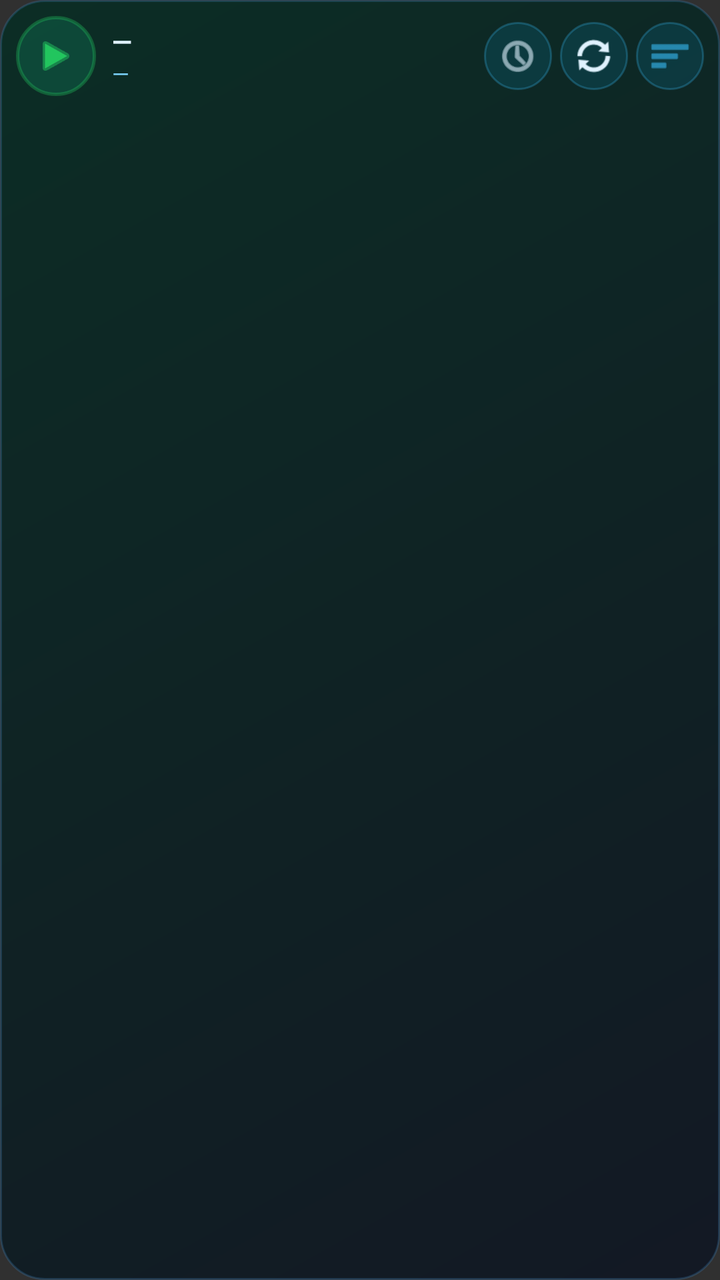
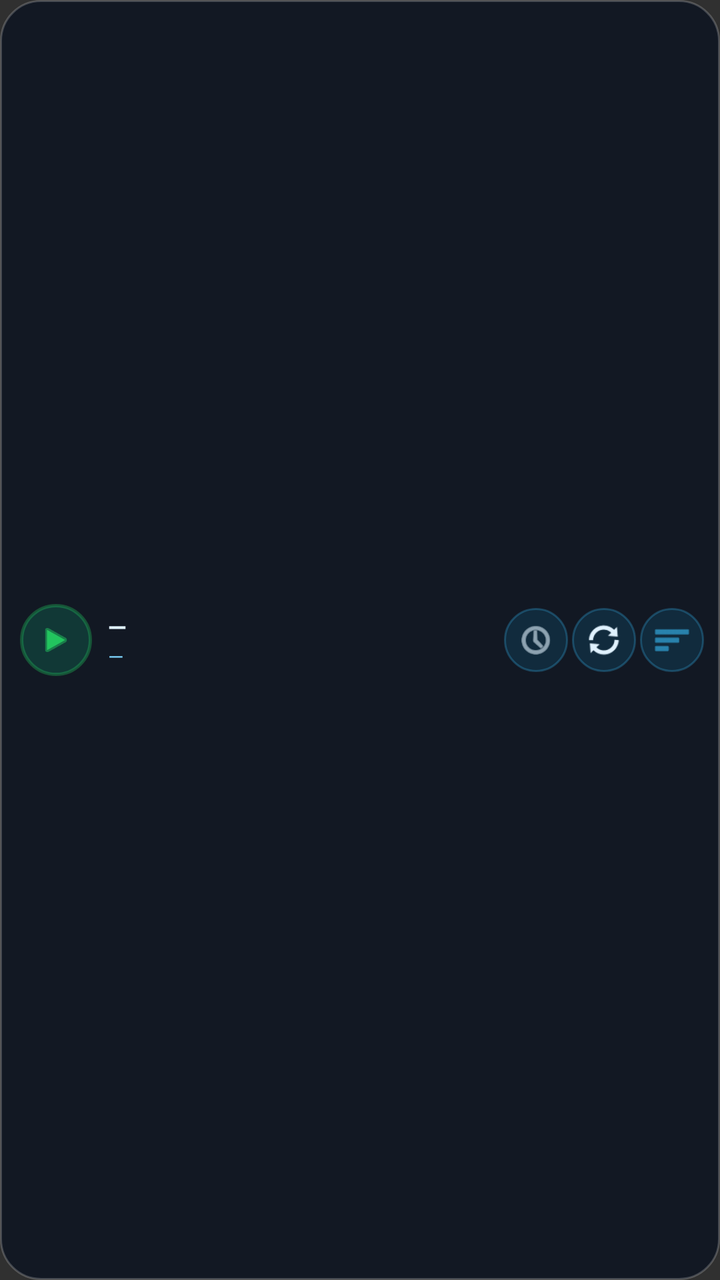

An Android layout rendered at two revisions. The XML below is the earlier revision; the diff shows what the commit changed to produce the second picture.
<!-- AndroidManifest.xml: application theme Theme.VpEgs -->
<!-- res/layout/widget_vpegs.xml -->
<?xml version="1.0" encoding="utf-8"?>
<LinearLayout xmlns:android="http://schemas.android.com/apk/res/android"
    android:id="@+id/widget_root"
    android:layout_width="match_parent"
    android:layout_height="match_parent"
    android:orientation="vertical"
    android:padding="8dp"
    android:background="@drawable/widget_bg">

    <LinearLayout
        android:layout_width="match_parent"
        android:layout_height="wrap_content"
        android:orientation="horizontal"
        android:gravity="center_vertical">

        <FrameLayout
            android:id="@+id/btn_toggle"
            android:clickable="true"
            android:focusable="true"
            android:layout_width="40dp"
            android:layout_height="40dp"
            android:background="@drawable/widget_btn_circle">
            <ImageView
                android:id="@+id/icon_power"
                android:layout_width="22dp"
                android:layout_height="22dp"
                android:layout_gravity="center"
                android:src="@android:drawable/ic_media_play"
                android:tint="#22C55E" />
        </FrameLayout>

        <LinearLayout
            android:layout_width="0dp"
            android:layout_height="wrap_content"
            android:layout_weight="1"
            android:orientation="vertical"
            android:paddingStart="8dp"
            android:paddingEnd="4dp">
            <TextView
                android:id="@+id/txt_country"
                android:layout_width="match_parent"
                android:layout_height="wrap_content"
                android:text="—"
                android:textColor="#E0F2FE"
                android:textSize="13sp"
                android:textStyle="bold"
                android:maxLines="1"
                android:ellipsize="end" />
            <TextView
                android:id="@+id/txt_ping"
                android:layout_width="match_parent"
                android:layout_height="wrap_content"
                android:text="—"
                android:textColor="#7DD3FC"
                android:textSize="11sp"
                android:maxLines="1" />
        </LinearLayout>

        <ImageView
            android:id="@+id/btn_ping"
            android:clickable="true"
            android:focusable="true"
            android:layout_width="34dp"
            android:layout_height="34dp"
            android:padding="6dp"
            android:src="@android:drawable/ic_menu_recent_history"
            android:background="@drawable/widget_btn_small"
            android:tint="#E0F2FE" />
        <ImageView
            android:id="@+id/btn_refresh"
            android:clickable="true"
            android:focusable="true"
            android:layout_width="34dp"
            android:layout_height="34dp"
            android:layout_marginStart="4dp"
            android:padding="6dp"
            android:src="@android:drawable/ic_popup_sync"
            android:background="@drawable/widget_btn_small"
            android:tint="#E0F2FE" />
        <ImageView
            android:id="@+id/btn_best"
            android:clickable="true"
            android:focusable="true"
            android:layout_width="34dp"
            android:layout_height="34dp"
            android:layout_marginStart="4dp"
            android:padding="6dp"
            android:src="@android:drawable/ic_menu_sort_by_size"
            android:background="@drawable/widget_btn_small"
            android:tint="#38BDF8" />
    </LinearLayout>
</LinearLayout>
<!-- resources referenced by this layout -->
<resources>
  <!-- drawable widget_bg (drawable) -->
  <?xml version="1.0" encoding="utf-8"?>
  <shape xmlns:android="http://schemas.android.com/apk/res/android"
      android:shape="rectangle">
      <gradient
          android:startColor="#CC0B1220"
          android:endColor="#CC022C22"
          android:angle="135" />
      <corners android:radius="22dp" />
      <stroke
          android:width="1dp"
          android:color="#3340A0F0" />
  </shape>
  <!-- drawable widget_btn_circle (drawable) -->
  <?xml version="1.0" encoding="utf-8"?>
  <shape xmlns:android="http://schemas.android.com/apk/res/android"
      android:shape="oval">
      <solid android:color="#3310B981" />
      <stroke android:width="1.5dp" android:color="#5522C55E" />
  </shape>
  <!-- drawable widget_btn_small (drawable) -->
  <?xml version="1.0" encoding="utf-8"?>
  <shape xmlns:android="http://schemas.android.com/apk/res/android"
      android:shape="oval">
      <solid android:color="#220EA5E9" />
      <stroke android:width="1dp" android:color="#4438BDF8" />
  </shape>
  <style name="Theme.VpEgs" parent="android:Theme.Material.NoActionBar">
          <item name="android:statusBarColor">@android:color/transparent</item>
          <item name="android:navigationBarColor">@android:color/transparent</item>
          <item name="android:windowLightStatusBar">false</item>
      </style>
</resources>

<!-- the commit's change to res/layout/widget_vpegs.xml (unified diff, before → after) -->
@@ -2,91 +2,89 @@
 <LinearLayout xmlns:android="http://schemas.android.com/apk/res/android"
     android:id="@+id/widget_root"
     android:layout_width="match_parent"
-    android:layout_height="match_parent"
-    android:orientation="vertical"
-    android:padding="8dp"
-    android:background="@drawable/widget_bg">
+    android:layout_height="wrap_content"
+    android:orientation="horizontal"
+    android:gravity="center_vertical"
+    android:paddingStart="10dp"
+    android:paddingEnd="8dp"
+    android:paddingTop="8dp"
+    android:paddingBottom="8dp"
+    android:background="@drawable/widget_bg"
+    android:minHeight="48dp">
+
+    <FrameLayout
+        android:id="@+id/btn_toggle"
+        android:clickable="true"
+        android:focusable="true"
+        android:layout_width="36dp"
+        android:layout_height="36dp"
+        android:background="@drawable/widget_btn_circle">
+        <ImageView
+            android:id="@+id/icon_power"
+            android:layout_width="18dp"
+            android:layout_height="18dp"
+            android:layout_gravity="center"
+            android:src="@android:drawable/ic_media_play"
+            android:tint="#22C55E" />
+    </FrameLayout>
 
     <LinearLayout
-        android:layout_width="match_parent"
+        android:layout_width="0dp"
         android:layout_height="wrap_content"
-        android:orientation="horizontal"
-        android:gravity="center_vertical">
+        android:layout_weight="1"
+        android:orientation="vertical"
+        android:paddingStart="8dp"
+        android:paddingEnd="4dp">
+        <TextView
+            android:id="@+id/txt_country"
+            android:layout_width="match_parent"
+            android:layout_height="wrap_content"
+            android:text="—"
+            android:textColor="#E0F2FE"
+            android:textSize="12sp"
+            android:textStyle="bold"
+            android:maxLines="1"
+            android:ellipsize="end" />
+        <TextView
+            android:id="@+id/txt_ping"
+            android:layout_width="match_parent"
+            android:layout_height="wrap_content"
+            android:text="—"
+            android:textColor="#7DD3FC"
+            android:textSize="10sp"
+            android:maxLines="1" />
+    </LinearLayout>
 
-        <FrameLayout
-            android:id="@+id/btn_toggle"
-            android:clickable="true"
-            android:focusable="true"
-            android:layout_width="40dp"
-            android:layout_height="40dp"
-            android:background="@drawable/widget_btn_circle">
-            <ImageView
-                android:id="@+id/icon_power"
-                android:layout_width="22dp"
-                android:layout_height="22dp"
-                android:layout_gravity="center"
-                android:src="@android:drawable/ic_media_play"
-                android:tint="#22C55E" />
-        </FrameLayout>
-
-        <LinearLayout
-            android:layout_width="0dp"
-            android:layout_height="wrap_content"
-            android:layout_weight="1"
-            android:orientation="vertical"
-            android:paddingStart="8dp"
-            android:paddingEnd="4dp">
-            <TextView
-                android:id="@+id/txt_country"
-                android:layout_width="match_parent"
-                android:layout_height="wrap_content"
-                android:text="—"
-                android:textColor="#E0F2FE"
-                android:textSize="13sp"
-                android:textStyle="bold"
-                android:maxLines="1"
-                android:ellipsize="end" />
-            <TextView
-                android:id="@+id/txt_ping"
-                android:layout_width="match_parent"
-                android:layout_height="wrap_content"
-                android:text="—"
-                android:textColor="#7DD3FC"
-                android:textSize="11sp"
-                android:maxLines="1" />
-        </LinearLayout>
-
-        <ImageView
-            android:id="@+id/btn_ping"
-            android:clickable="true"
-            android:focusable="true"
-            android:layout_width="34dp"
-            android:layout_height="34dp"
-            android:padding="6dp"
-            android:src="@android:drawable/ic_menu_recent_history"
-            android:background="@drawable/widget_btn_small"
-            android:tint="#E0F2FE" />
-        <ImageView
-            android:id="@+id/btn_refresh"
-            android:clickable="true"
-            android:focusable="true"
-            android:layout_width="34dp"
-            android:layout_height="34dp"
-            android:layout_marginStart="4dp"
-            android:padding="6dp"
-            android:src="@android:drawable/ic_popup_sync"
-            android:background="@drawable/widget_btn_small"
-            android:tint="#E0F2FE" />
-        <ImageView
-            android:id="@+id/btn_best"
-            android:clickable="true"
-            android:focusable="true"
-            android:layout_width="34dp"
-            android:layout_height="34dp"
-            android:layout_marginStart="4dp"
-            android:padding="6dp"
-            android:src="@android:drawable/ic_menu_sort_by_size"
-            android:background="@drawable/widget_btn_small"
-            android:tint="#38BDF8" />
-    </LinearLayout>
+    <ImageView
+        android:id="@+id/btn_ping"
+        android:clickable="true"
+        android:focusable="true"
+        android:layout_width="32dp"
+        android:layout_height="32dp"
+        android:padding="6dp"
+        android:src="@android:drawable/ic_menu_recent_history"
+        android:background="@drawable/widget_btn_small"
+        android:tint="#E0F2FE" />
+    <ImageView
+        android:id="@+id/btn_refresh"
+        android:clickable="true"
+        android:focusable="true"
+        android:layout_width="32dp"
+        android:layout_height="32dp"
+        android:layout_marginStart="2dp"
+        android:padding="6dp"
+        android:src="@android:drawable/ic_popup_sync"
+        android:background="@drawable/widget_btn_small"
+        android:tint="#E0F2FE" />
+    <ImageView
+        android:id="@+id/btn_best"
+        android:clickable="true"
+        android:focusable="true"
+        android:layout_width="32dp"
+        android:layout_height="32dp"
+        android:layout_marginStart="2dp"
+        android:padding="6dp"
+        android:src="@android:drawable/ic_menu_sort_by_size"
+        android:background="@drawable/widget_btn_small"
+        android:tint="#38BDF8" />
 </LinearLayout>
<!-- resource entries referenced after the edit -->
@@ -2,16 +2,10 @@
 <resources>
   <!-- drawable widget_bg (drawable) -->
   <?xml version="1.0" encoding="utf-8"?>
-  <shape xmlns:android="http://schemas.android.com/apk/res/android"
-      android:shape="rectangle">
-      <gradient
-          android:startColor="#CC0B1220"
-          android:endColor="#CC022C22"
-          android:angle="135" />
-      <corners android:radius="22dp" />
-      <stroke
-          android:width="1dp"
-          android:color="#3340A0F0" />
+  <shape xmlns:android="http://schemas.android.com/apk/res/android" android:shape="rectangle">
+      <solid android:color="#CC0B1220" />
+      <corners android:radius="20dp" />
+      <stroke android:width="1dp" android:color="#33FFFFFF" />
   </shape>
   <!-- drawable widget_btn_circle (drawable) -->
   <?xml version="1.0" encoding="utf-8"?>
